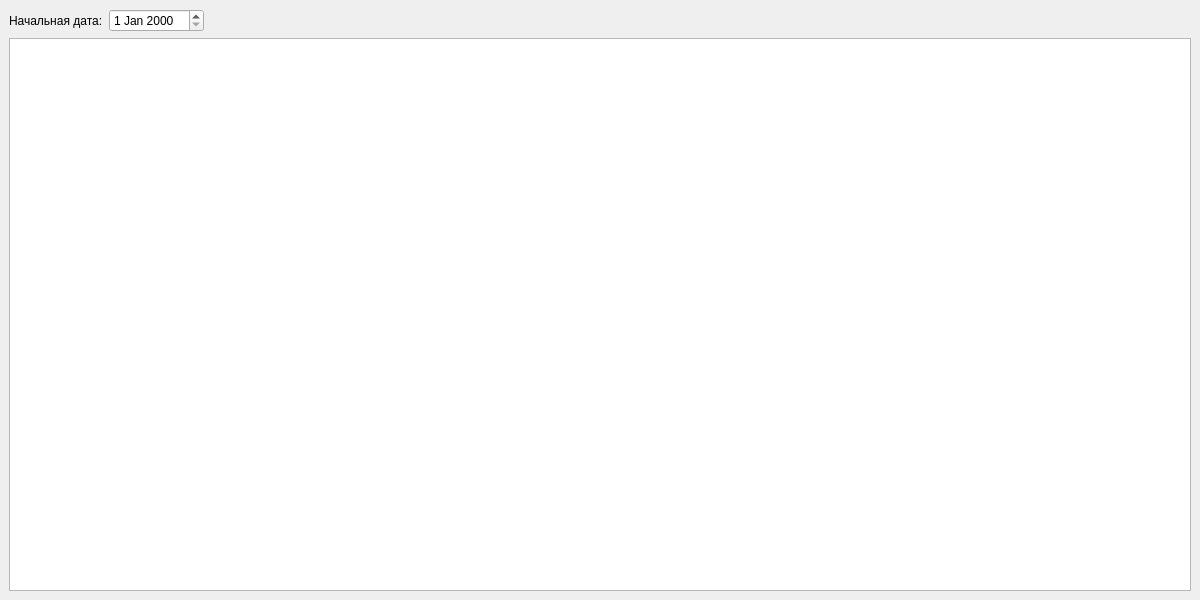
The window that HotelManager/hotelmanager.ui (vikor8/HotelManager) describes before a commit, drawn with Qt 5.
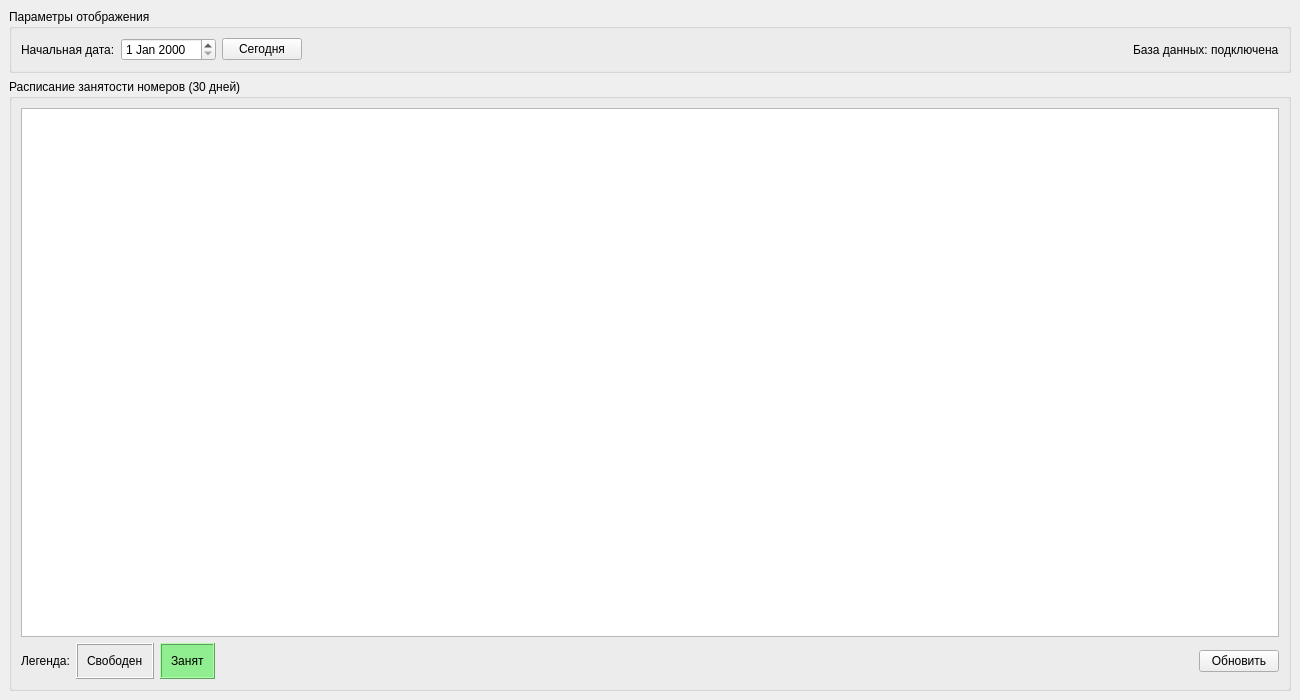
The same window after the commit.

Diff of the .ui file:
```diff
--- a/HotelManager/hotelmanager.ui
+++ b/HotelManager/hotelmanager.ui
@@ -6,8 +6,8 @@
    <rect>
     <x>0</x>
     <y>0</y>
-    <width>1200</width>
-    <height>600</height>
+    <width>1300</width>
+    <height>700</height>
    </rect>
   </property>
   <property name="windowTitle">
@@ -16,6 +16,10 @@
   <widget class="QWidget" name="centralwidget">
    <layout class="QVBoxLayout" name="verticalLayout">
     <item>
+     <widget class="QGroupBox" name="groupBox">
+      <property name="title">
+       <string>Параметры отображения</string>
+      </property>
      <layout class="QHBoxLayout" name="horizontalLayout">
       <item>
        <widget class="QLabel" name="label">
@@ -27,6 +31,13 @@
       <item>
        <widget class="QDateEdit" name="dateEdit"/>
       </item>
+       <item>
+        <widget class="QPushButton" name="btnToday">
+         <property name="text">
+          <string>Сегодня</string>
+         </property>
+        </widget>
+       </item>
       <item>
        <spacer name="horizontalSpacer">
         <property name="orientation">
@@ -40,8 +51,22 @@
         </property>
        </spacer>
       </item>
-     </layout>
+       <item>
+        <widget class="QLabel" name="lblStatus">
+         <property name="text">
+          <string>База данных: подключена</string>
+         </property>
+        </widget>
+       </item>
+      </layout>
+     </widget>
     </item>
+    <item>
+     <widget class="QGroupBox" name="groupBox_2">
+      <property name="title">
+       <string>Расписание занятости номеров (30 дней)</string>
+      </property>
+      <layout class="QVBoxLayout" name="verticalLayout_2">
     <item>
      <widget class="QTableWidget" name="tableWidget">
       <property name="editTriggers">
@@ -53,6 +78,96 @@
       <property name="selectionBehavior">
        <enum>QAbstractItemView::SelectItems</enum>
       </property>
+         <property name="showGrid">
+          <bool>true</bool>
+         </property>
+         <attribute name="horizontalHeaderHighlightSections">
+          <bool>false</bool>
+         </attribute>
+         <attribute name="horizontalHeaderStretchLastSection">
+          <bool>false</bool>
+         </attribute>
+        </widget>
+       </item>
+       <item>
+        <layout class="QHBoxLayout" name="horizontalLayout_2">
+         <item>
+          <widget class="QLabel" name="label_2">
+           <property name="text">
+            <string>Легенда:</string>
+           </property>
+          </widget>
+         </item>
+         <item>
+          <widget class="QFrame" name="frameFree">
+           <property name="frameShape">
+            <enum>QFrame::Box</enum>
+           </property>
+           <property name="frameShadow">
+            <enum>QFrame::Raised</enum>
+           </property>
+           <property name="lineWidth">
+            <number>1</number>
+           </property>
+           <layout class="QHBoxLayout" name="horizontalLayout_3">
+            <item>
+             <widget class="QLabel" name="label_3">
+              <property name="text">
+               <string>Свободен</string>
+              </property>
+             </widget>
+            </item>
+           </layout>
+          </widget>
+         </item>
+         <item>
+          <widget class="QFrame" name="frameOccupied">
+           <property name="styleSheet">
+            <string notr="true">background-color: rgb(144, 238, 144);</string>
+           </property>
+           <property name="frameShape">
+            <enum>QFrame::Box</enum>
+           </property>
+           <property name="frameShadow">
+            <enum>QFrame::Raised</enum>
+           </property>
+           <property name="lineWidth">
+            <number>1</number>
+           </property>
+           <layout class="QHBoxLayout" name="horizontalLayout_4">
+            <item>
+             <widget class="QLabel" name="label_4">
+              <property name="text">
+               <string>Занят</string>
+              </property>
+             </widget>
+            </item>
+           </layout>
+          </widget>
+         </item>
+         <item>
+          <spacer name="horizontalSpacer_2">
+           <property name="orientation">
+            <enum>Qt::Horizontal</enum>
+           </property>
+           <property name="sizeHint" stdset="0">
+            <size>
+             <width>40</width>
+             <height>20</height>
+            </size>
+           </property>
+          </spacer>
+         </item>
+         <item>
+          <widget class="QPushButton" name="btnRefresh">
+           <property name="text">
+            <string>Обновить</string>
+           </property>
+          </widget>
+         </item>
+        </layout>
+       </item>
+      </layout>
      </widget>
     </item>
    </layout>
```
Left out of the diff: 2 changed lines with no effect on the pictures. Lines whose indentation alone changed are shown as unchanged.
